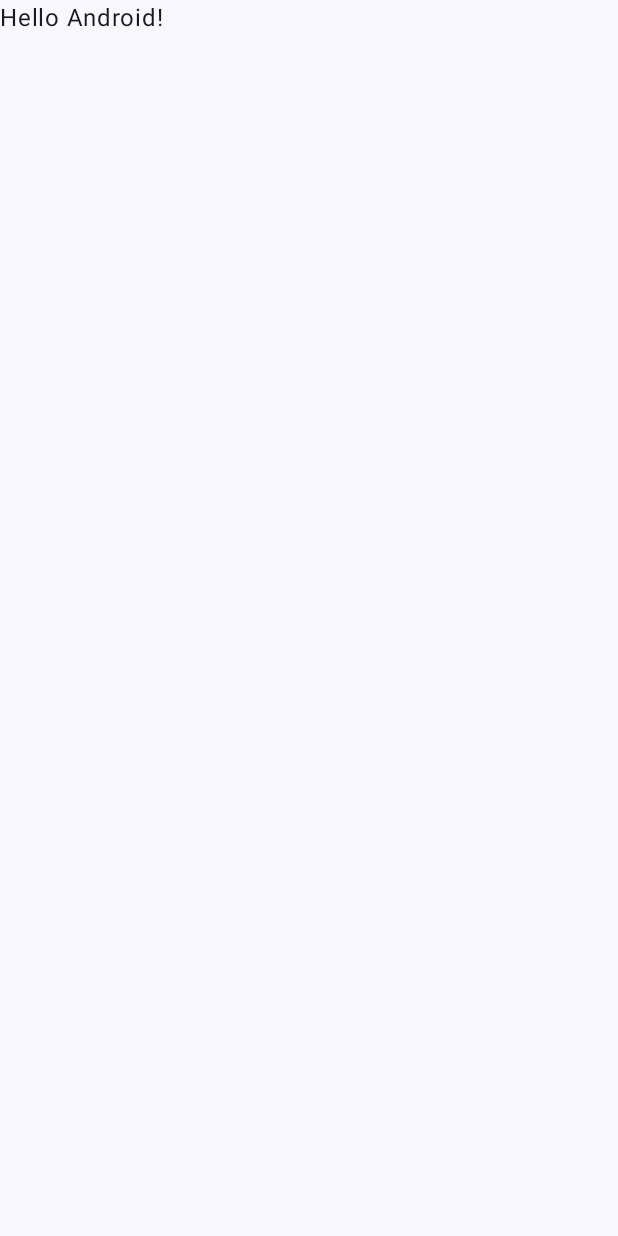
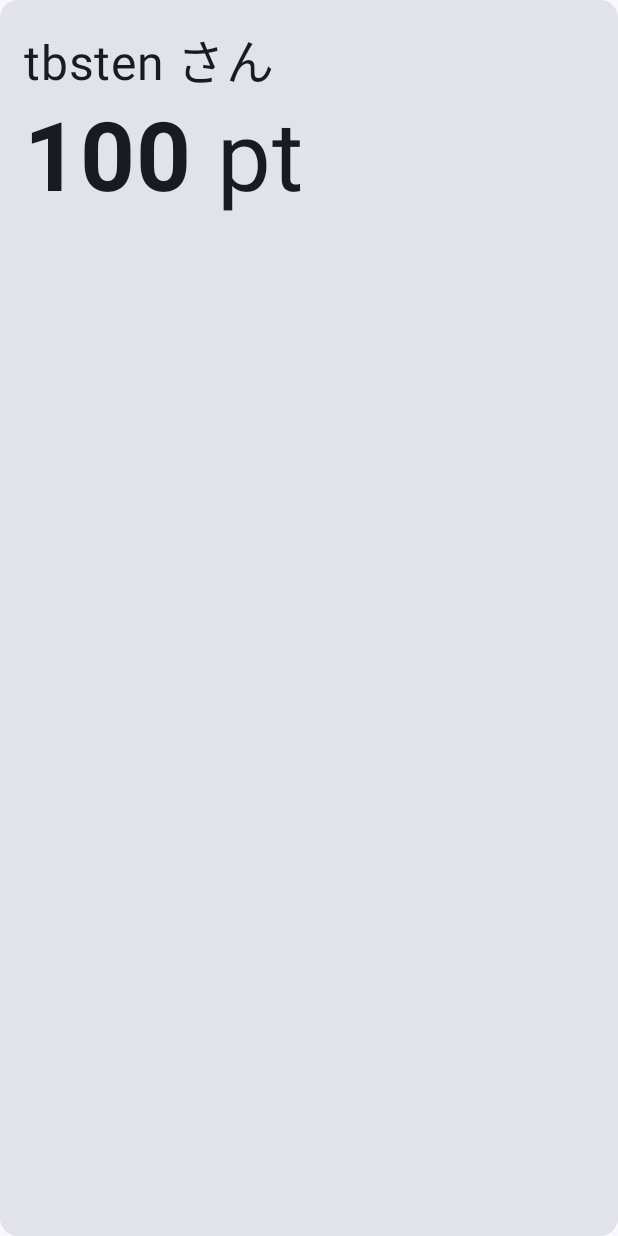
Before and after one commit to TBSten/kidkt-ui-contest-scoring-demo, an Android app built with Jetpack Compose: the screen it shows after launch (MainActivity), on a phone screen of 412 x 824 dp. Before the commit the screen is almost empty. Run offline under Robolectric (Android 15) with nearby library versions, the phone set to English and light mode, and no system bars.

Commit message:
テスト用にコンポーネントを用意

```diff
--- a/app/src/main/java/me/tbsten/kidktuicontestscoringdemo/MainActivity.kt
+++ b/app/src/main/java/me/tbsten/kidktuicontestscoringdemo/MainActivity.kt
@@ -3,13 +3,23 @@ package me.tbsten.kidktuicontestscoringdemo
 import android.os.Bundle
 import androidx.activity.ComponentActivity
 import androidx.activity.compose.setContent
+import androidx.compose.foundation.layout.Arrangement
+import androidx.compose.foundation.layout.Column
+import androidx.compose.foundation.layout.Row
 import androidx.compose.foundation.layout.fillMaxSize
+import androidx.compose.foundation.layout.padding
+import androidx.compose.material3.Card
 import androidx.compose.material3.MaterialTheme
 import androidx.compose.material3.Surface
 import androidx.compose.material3.Text
 import androidx.compose.runtime.Composable
+import androidx.compose.ui.Alignment
 import androidx.compose.ui.Modifier
+import androidx.compose.ui.platform.testTag
+import androidx.compose.ui.text.font.FontWeight
 import androidx.compose.ui.tooling.preview.Preview
+import androidx.compose.ui.unit.dp
+import androidx.compose.ui.unit.sp
 import me.tbsten.kidktuicontestscoringdemo.ui.theme.KidktuicontestscoringdemoTheme
 
 class MainActivity : ComponentActivity() {
@@ -19,10 +29,15 @@ class MainActivity : ComponentActivity() {
             KidktuicontestscoringdemoTheme {
                 // A surface container using the 'background' color from the theme
                 Surface(
-                    modifier = Modifier.fillMaxSize(),
-                    color = MaterialTheme.colorScheme.background
+                    modifier = Modifier
+                        .fillMaxSize()
+                        .testTag("root"),
+                    color = MaterialTheme.colorScheme.background,
                 ) {
-                    Greeting("Android")
+                    ScoreSection(
+                        user = "tbsten",
+                        score = 100,
+                    )
                 }
             }
         }
@@ -30,17 +45,32 @@ class MainActivity : ComponentActivity() {
 }
 
 @Composable
-fun Greeting(name: String, modifier: Modifier = Modifier) {
-    Text(
-        text = "Hello $name!",
-        modifier = modifier
+fun ScoreSection(
+    user: String,
+    score: Int,
+) {
+    Card {
+        Column(
+            modifier = Modifier.padding(16.dp),
+            verticalArrangement = Arrangement.spacedBy(4.dp),
+        ) {
+            Text("$user さん", fontSize = 32.sp)
+            Row(
+                horizontalArrangement = Arrangement.End,
+                verticalAlignment = Alignment.CenterVertically,
+            ) {
+                Text("$score", fontSize = 64.sp, fontWeight = FontWeight.Bold)
+                Text(" pt", fontSize = 64.sp)
+            }
+        }
+    }
+}
+
+@Preview()
+@Composable
+fun ScoreSectionPreview() {
+    ScoreSection(
+        user = "テスト用",
+        score = 50,
     )
 }
-
-@Preview(showBackground = true)
-@Composable
-fun GreetingPreview() {
-    KidktuicontestscoringdemoTheme {
-        Greeting("Android")
-    }
-}
```
